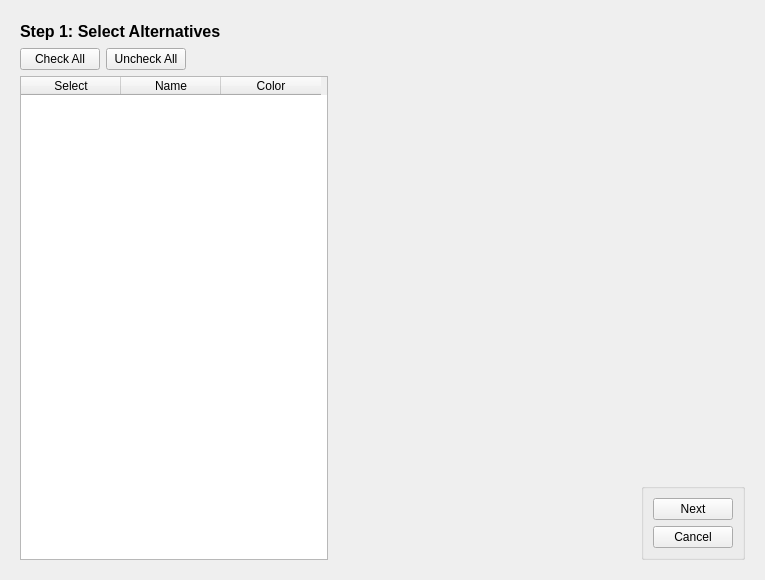
First picture: the form in src/gui/mca_wizard.ui, repository Ecotrust/delphos, before the edit.
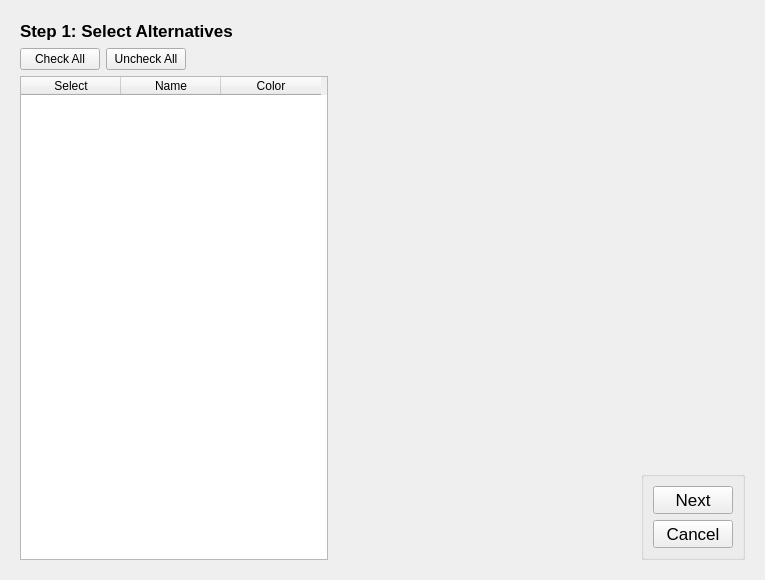
Second picture: the form after the edit. Icons and pictures are not drawn. Custom widgets are drawn as their Qt base class.

What changed in the file:
```diff
--- a/src/gui/mca_wizard.ui
+++ b/src/gui/mca_wizard.ui
@@ -42,7 +42,7 @@
            <property name="font" >
             <font>
              <family>Arial</family>
-             <pointsize>12</pointsize>
+             <pointsize>13</pointsize>
              <weight>75</weight>
              <bold>true</bold>
              <underline>false</underline>
@@ -210,7 +210,8 @@
                <widget class="QPushButton" name="altern_next_button" >
                 <property name="font" >
                  <font>
-                  <pointsize>9</pointsize>
+                  <family>Arial</family>
+                  <pointsize>13</pointsize>
                  </font>
                 </property>
                 <property name="text" >
@@ -222,7 +223,8 @@
                <widget class="QPushButton" name="altern_cancel_button" >
                 <property name="font" >
                  <font>
-                  <pointsize>9</pointsize>
+                  <family>Arial</family>
+                  <pointsize>13</pointsize>
                  </font>
                 </property>
                 <property name="text" >
@@ -768,16 +770,16 @@
   </action>
  </widget>
  <customwidgets>
-  <customwidget>
-   <class>WeightMcaTableWidget</class>
-   <extends>QTableWidget</extends>
-   <header>WeightMcaTableWidget.h</header>
-  </customwidget>
   <customwidget>
    <class>HelpButton</class>
    <extends>QPushButton</extends>
    <header location="global" >HelpButton.h</header>
   </customwidget>
+  <customwidget>
+   <class>WeightMcaTableWidget</class>
+   <extends>QTableWidget</extends>
+   <header>WeightMcaTableWidget.h</header>
+  </customwidget>
   <customwidget>
    <class>AlternativeMcaTableWidget</class>
    <extends>QTableWidget</extends>
```
Left out of the diff: 9 changed lines with no effect on the pictures.
